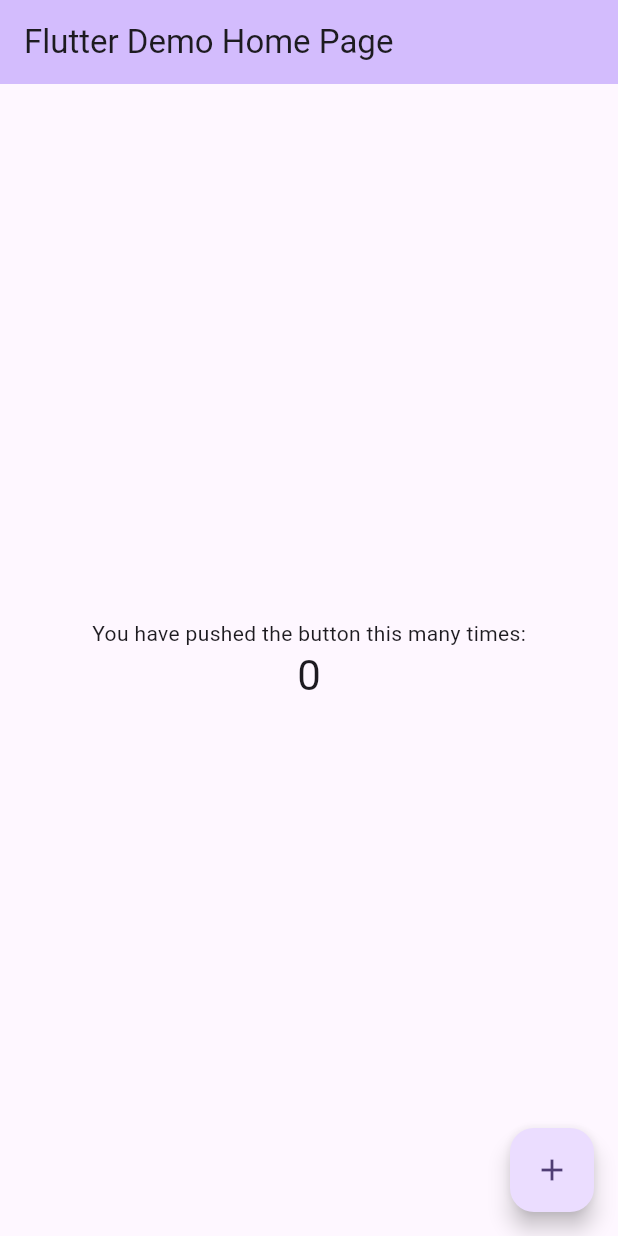
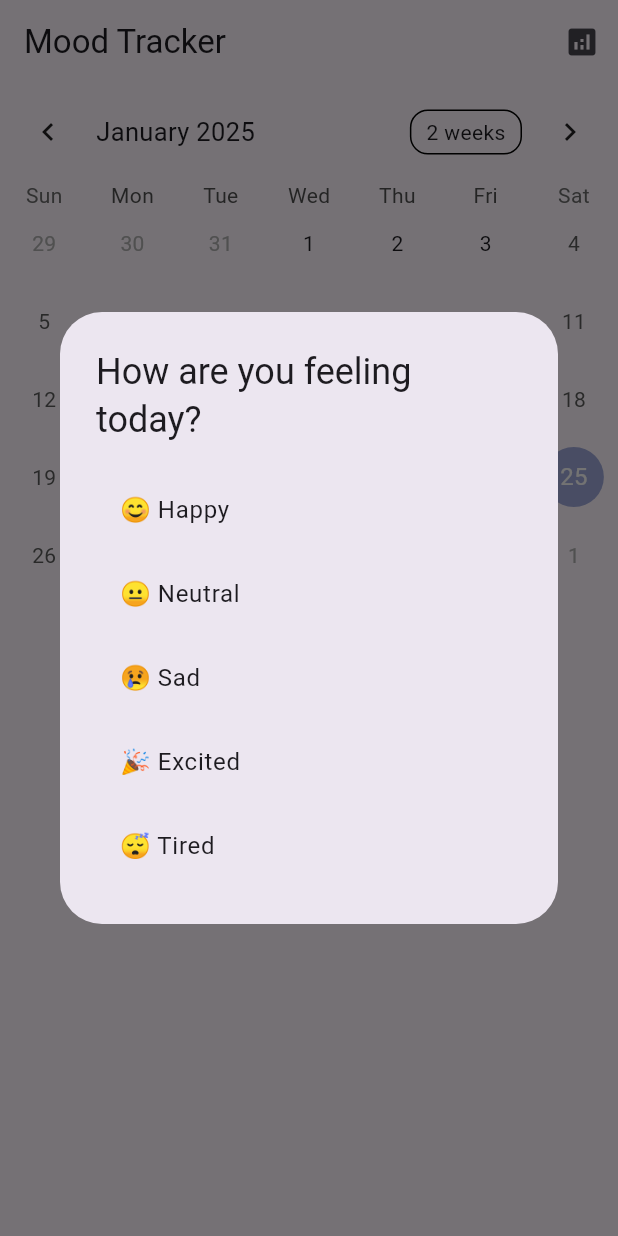
Before and after one commit to sonashukoor/WoW-app, a Flutter app: the screen it shows after launch, on a phone screen of 412 x 824 dp. Run offline on Flutter 3.47's test engine with Material 3 defaults, Android fonts, the phone set to English and light mode, and no system bars; drawn by our look-alikes of table_calendar; our stand-ins replace syncfusion_flutter_charts.

Commit message:
moodTracker update

```diff
--- a/lib/main.dart
+++ b/lib/main.dart
@@ -1,125 +1,20 @@
 import 'package:flutter/material.dart';
+import 'moodtrack.dart'; // Ensure this import matches your file name
 
 void main() {
-  runApp(const MyApp());
+  runApp(MyApp());
 }
 
 class MyApp extends StatelessWidget {
-  const MyApp({super.key});
-
-  // This widget is the root of your application.
   @override
   Widget build(BuildContext context) {
     return MaterialApp(
-      title: 'Flutter Demo',
+      title: 'Mood Tracker App',
       theme: ThemeData(
-        // This is the theme of your application.
-        //
-        // TRY THIS: Try running your application with "flutter run". You'll see
-        // the application has a purple toolbar. Then, without quitting the app,
-        // try changing the seedColor in the colorScheme below to Colors.green
-        // and then invoke "hot reload" (save your changes or press the "hot
-        // reload" button in a Flutter-supported IDE, or press "r" if you used
-        // the command line to start the app).
-        //
-        // Notice that the counter didn't reset back to zero; the application
-        // state is not lost during the reload. To reset the state, use hot
-        // restart instead.
-        //
-        // This works for code too, not just values: Most code changes can be
-        // tested with just a hot reload.
-        colorScheme: ColorScheme.fromSeed(seedColor: Colors.deepPurple),
-        useMaterial3: true,
+        primarySwatch: Colors.blue,
+        visualDensity: VisualDensity.adaptivePlatformDensity,
       ),
-      home: const MyHomePage(title: 'Flutter Demo Home Page'),
+      home: MoodTrackingApp(), // Changed to MoodTrackingApp
     );
   }
 }
-
-class MyHomePage extends StatefulWidget {
-  const MyHomePage({super.key, required this.title});
-
-  // This widget is the home page of your application. It is stateful, meaning
-  // that it has a State object (defined below) that contains fields that affect
-  // how it looks.
-
-  // This class is the configuration for the state. It holds the values (in this
-  // case the title) provided by the parent (in this case the App widget) and
-  // used by the build method of the State. Fields in a Widget subclass are
-  // always marked "final".
-
-  final String title;
-
-  @override
-  State<MyHomePage> createState() => _MyHomePageState();
-}
-
-class _MyHomePageState extends State<MyHomePage> {
-  int _counter = 0;
-
-  void _incrementCounter() {
-    setState(() {
-      // This call to setState tells the Flutter framework that something has
-      // changed in this State, which causes it to rerun the build method below
-      // so that the display can reflect the updated values. If we changed
-      // _counter without calling setState(), then the build method would not be
-      // called again, and so nothing would appear to happen.
-      _counter++;
-    });
-  }
-
-  @override
-  Widget build(BuildContext context) {
-    // This method is rerun every time setState is called, for instance as done
-    // by the _incrementCounter method above.
-    //
-    // The Flutter framework has been optimized to make rerunning build methods
-    // fast, so that you can just rebuild anything that needs updating rather
-    // than having to individually change instances of widgets.
-    return Scaffold(
-      appBar: AppBar(
-        // TRY THIS: Try changing the color here to a specific color (to
-        // Colors.amber, perhaps?) and trigger a hot reload to see the AppBar
-        // change color while the other colors stay the same.
-        backgroundColor: Theme.of(context).colorScheme.inversePrimary,
-        // Here we take the value from the MyHomePage object that was created by
-        // the App.build method, and use it to set our appbar title.
-        title: Text(widget.title),
-      ),
-      body: Center(
-        // Center is a layout widget. It takes a single child and positions it
-        // in the middle of the parent.
-        child: Column(
-          // Column is also a layout widget. It takes a list of children and
-          // arranges them vertically. By default, it sizes itself to fit its
-          // children horizontally, and tries to be as tall as its parent.
-          //
-          // Column has various properties to control how it sizes itself and
-          // how it positions its children. Here we use mainAxisAlignment to
-          // center the children vertically; the main axis here is the vertical
-          // axis because Columns are vertical (the cross axis would be
-          // horizontal).
-          //
-          // TRY THIS: Invoke "debug painting" (choose the "Toggle Debug Paint"
-          // action in the IDE, or press "p" in the console), to see the
-          // wireframe for each widget.
-          mainAxisAlignment: MainAxisAlignment.center,
-          children: <Widget>[
-            const Text(
-              'You have pushed the button this many times:',
-            ),
-            Text(
-              '$_counter',
-              style: Theme.of(context).textTheme.headlineMedium,
-            ),
-          ],
-        ),
-      ),
-      floatingActionButton: FloatingActionButton(
-        onPressed: _incrementCounter,
-        tooltip: 'Increment',
-        child: const Icon(Icons.add),
-      ), // This trailing comma makes auto-formatting nicer for build methods.
-    );
-  }
-}
--- /dev/null
+++ b/lib/moodtrack.dart
@@ -0,0 +1,212 @@
+import 'package:flutter/material.dart';
+import 'package:table_calendar/table_calendar.dart';
+import 'package:syncfusion_flutter_charts/charts.dart';
+
+enum Mood { happy, neutral, sad, excited, tired }
+
+class MoodTrackingApp extends StatefulWidget {
+  @override
+  _MoodTrackingAppState createState() => _MoodTrackingAppState();
+}
+
+class _MoodTrackingAppState extends State<MoodTrackingApp> {
+  Map<DateTime, Mood> moodRecords = {};
+  CalendarFormat _calendarFormat = CalendarFormat.month;
+  DateTime _focusedDay = DateTime.now();
+  DateTime? _selectedDay;
+
+  @override
+  void initState() {
+    super.initState();
+    WidgetsBinding.instance.addPostFrameCallback((_) {
+      _showMoodSelectionPopup();
+    });
+  }
+
+  void _showMoodSelectionPopup() {
+    showDialog(
+      context: context,
+      barrierDismissible: false,
+      builder: (BuildContext context) {
+        return AlertDialog(
+          title: Text('How are you feeling today?'),
+          content: SingleChildScrollView(
+            child: ListBody(
+              children: Mood.values
+                  .map((mood) => ListTile(
+                        title: Text(_getMoodString(mood)),
+                        onTap: () {
+                          Navigator.of(context).pop();
+                          _recordMood(mood);
+                        },
+                      ))
+                  .toList(),
+            ),
+          ),
+        );
+      },
+    );
+  }
+
+  void _recordMood(Mood mood) {
+    setState(() {
+      moodRecords[DateTime.now()] = mood;
+    });
+  }
+
+  String _getMoodString(Mood mood) {
+    switch (mood) {
+      case Mood.happy:
+        return '😊 Happy';
+      case Mood.neutral:
+        return '😐 Neutral';
+      case Mood.sad:
+        return '😢 Sad';
+      case Mood.excited:
+        return '🎉 Excited';
+      case Mood.tired:
+        return '😴 Tired';
+    }
+  }
+
+  String _getMoodEmoji(Mood mood) {
+    switch (mood) {
+      case Mood.happy:
+        return '😊';
+      case Mood.neutral:
+        return '😐';
+      case Mood.sad:
+        return '😢';
+      case Mood.excited:
+        return '🎉';
+      case Mood.tired:
+        return '😴';
+    }
+  }
+
+  @override
+  Widget build(BuildContext context) {
+    return Scaffold(
+      appBar: AppBar(
+        title: Text('Mood Tracker'),
+        actions: [
+          IconButton(
+            icon: Icon(Icons.analytics),
+            onPressed: () {
+              Navigator.push(
+                context,
+                MaterialPageRoute(
+                    builder: (context) =>
+                        MoodAnalyticsPage(moodRecords: moodRecords)),
+              );
+            },
+          )
+        ],
+      ),
+      body: Column(
+        children: [
+          TableCalendar(
+            firstDay: DateTime.utc(2010, 10, 16),
+            lastDay: DateTime.utc(2030, 3, 14),
+            focusedDay: _focusedDay,
+            calendarFormat: _calendarFormat,
+            selectedDayPredicate: (day) {
+              return isSameDay(_selectedDay, day);
+            },
+            onDaySelected: (selectedDay, focusedDay) {
+              if (!isSameDay(_selectedDay, selectedDay)) {
+                setState(() {
+                  _selectedDay = selectedDay;
+                  _focusedDay = focusedDay;
+                });
+              }
+            },
+            onFormatChanged: (format) {
+              if (_calendarFormat != format) {
+                setState(() {
+                  _calendarFormat = format;
+                });
+              }
+            },
+            calendarBuilders: CalendarBuilders(
+              defaultBuilder: (context, day, focusedDay) {
+                final mood = moodRecords[day];
+                if (mood != null) {
+                  return Center(
+                    child: Text(
+                      _getMoodEmoji(mood),
+                      style: TextStyle(fontSize: 20),
+                    ),
+                  );
+                }
+                return null;
+              },
+            ),
+          ),
+          ElevatedButton(
+            child: Text('Log Today\'s Mood'),
+            onPressed: _showMoodSelectionPopup,
+          ),
+        ],
+      ),
+    );
+  }
+}
+
+class MoodAnalyticsPage extends StatelessWidget {
+  final Map<DateTime, Mood> moodRecords;
+
+  MoodAnalyticsPage({required this.moodRecords});
+
+  @override
+  Widget build(BuildContext context) {
+    // Count mood frequencies
+    Map<Mood, int> moodCounts = {
+      Mood.happy: 0,
+      Mood.neutral: 0,
+      Mood.sad: 0,
+      Mood.excited: 0,
+      Mood.tired: 0,
+    };
+
+    moodRecords.forEach((date, mood) {
+      moodCounts[mood] = (moodCounts[mood] ?? 0) + 1;
+    });
+
+    // Prepare data for charts
+    final List<ChartData> chartData = [
+      ChartData('Happy', moodCounts[Mood.happy]!, Colors.green),
+      ChartData('Neutral', moodCounts[Mood.neutral]!, Colors.blue),
+      ChartData('Sad', moodCounts[Mood.sad]!, Colors.red),
+      ChartData('Excited', moodCounts[Mood.excited]!, Colors.purple),
+      ChartData('Tired', moodCounts[Mood.tired]!, Colors.orange),
+    ];
+
+    return Scaffold(
+      appBar: AppBar(title: Text('Mood Analytics')),
+      body: Center(
+        child: SfCartesianChart(
+          primaryXAxis: CategoryAxis(),
+          title: ChartTitle(text: 'Mood Distribution'),
+          series: <CartesianSeries>[
+            ColumnSeries<ChartData, String>(
+              dataSource: chartData,
+              xValueMapper: (ChartData data, _) => data.x,
+              yValueMapper: (ChartData data, _) => data.y,
+              pointColorMapper: (ChartData data, _) => data.color,
+              dataLabelSettings: DataLabelSettings(isVisible: true),
+            )
+          ],
+        ),
+      ),
+    );
+  }
+}
+
+class ChartData {
+  final String x;
+  final int y;
+  final Color color;
+
+  ChartData(this.x, this.y, this.color);
+}
```
Also changed, not shown: pubspec.yaml (+4 -4 lines), pubspec.lock, 1 other file.
